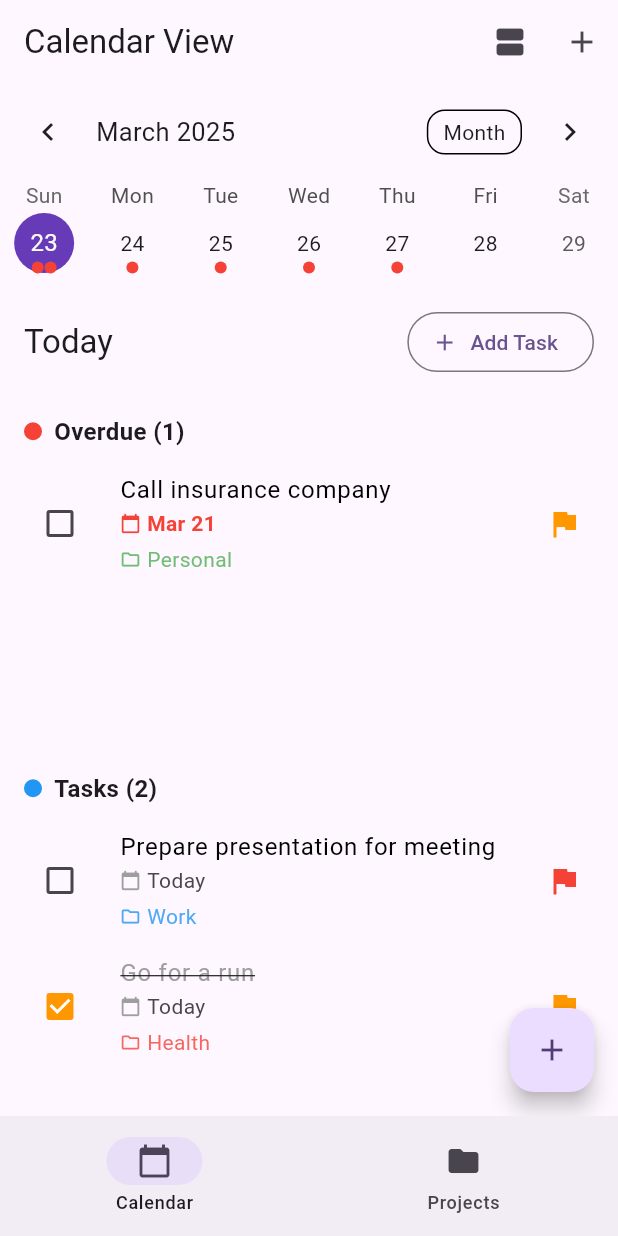
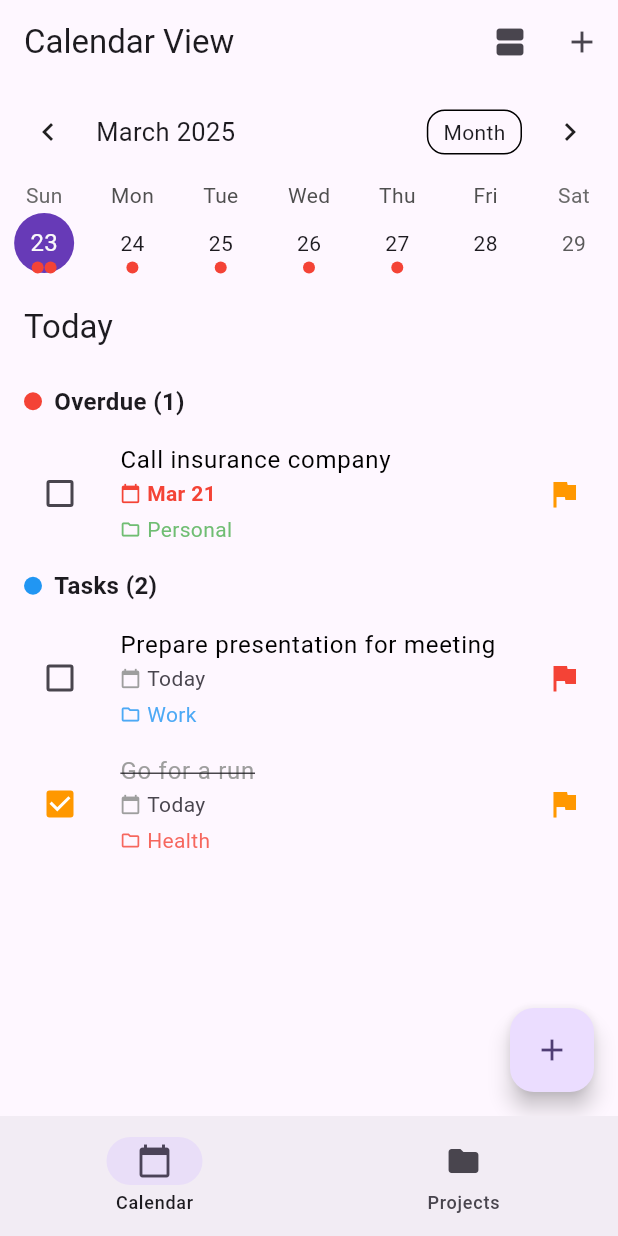
Before and after one commit to MOVING2014/GTD4, a Flutter app: the screen it shows after launch, on a phone screen of 412 x 824 dp. Run offline on Flutter 3.47's test engine with Material 3 defaults, Android fonts, the phone set to English and light mode, and no system bars; drawn by our look-alikes of flutter_slidable, table_calendar.

Commit message:
over due设计完成

```diff
--- a/lib/screens/calendar_screen.dart
+++ b/lib/screens/calendar_screen.dart
@@ -100,37 +100,131 @@ class _CalendarScreenState extends State<CalendarScreen> {
               children: [
                 Padding(
                   padding: const EdgeInsets.all(16.0),
-                  child: Row(
-                    mainAxisAlignment: MainAxisAlignment.spaceBetween,
-                    children: [
-                      Text(
+                  child: Text(
                     AppDateUtils.formatDate(_selectedDay),
                     style: Theme.of(context).textTheme.titleLarge,
                   ),
-                      OutlinedButton.icon(
-                        onPressed: _addTaskForSelectedDay,
-                        icon: const Icon(Icons.add),
-                        label: const Text('Add Task'),
+                ),
+
+                // 使用 Expanded + ListView 让任务列表可滚动
+                Expanded(
+                  child: Consumer<TaskProvider>(
+                    builder: (context, taskProvider, child) {
+                      final overdueTasks = isSameDay(_selectedDay, DateTime.now())
+                          ? taskProvider.overdueTasks
+                          : <Task>[];
+                      final dateTasks = taskProvider.getTasksForDate(_selectedDay);
+
+                      if (overdueTasks.isEmpty && dateTasks.isEmpty) {
+                        // 如果没有任务，显示空状态
+                        return Center(
+                          child: Column(
+                            mainAxisSize: MainAxisSize.min,
+                            children: [
+                              Icon(
+                                Icons.event_note,
+                                size: 64,
+                                color: Colors.grey[300],
+                              ),
+                              const SizedBox(height: 16),
+                              Text(
+                                'No tasks for ${AppDateUtils.formatDate(_selectedDay)}',
+                                style: TextStyle(
+                                  color: Colors.grey[600],
+                                  fontSize: 16,
+                                ),
+                              ),
+                            ],
+                          ),
+                        );
+                      }
+
+                      // 构建任务列表项
+                      final listItems = <Widget>[];
+
+                      // 添加逾期任务
+                      if (overdueTasks.isNotEmpty) {
+                        listItems.add(
+                          Padding(
+                            padding: const EdgeInsets.symmetric(horizontal: 16.0, vertical: 8.0),
+                            child: Row(
+                              children: [
+                                Container(
+                                  width: 12,
+                                  height: 12,
+                                  decoration: const BoxDecoration(
+                                    color: Colors.red,
+                                    shape: BoxShape.circle,
+                                  ),
+                                ),
+                                const SizedBox(width: 8),
+                                Text(
+                                  'Overdue (${overdueTasks.length})',
+                                  style: const TextStyle(
+                                    fontWeight: FontWeight.bold,
+                                    fontSize: 16,
+                                  ),
                                 ),
                               ],
                             ),
                           ),
+                        );
 
-                // 逾期任务（如果查看当天）
-                if (isSameDay(_selectedDay, DateTime.now()))
-                  _buildTaskSection(
-                    context,
-                    'Overdue',
-                    Colors.red,
-                    (provider) => provider.overdueTasks,
+                        // 添加逾期任务项
+                        for (final task in overdueTasks) {
+                          listItems.add(
+                            TaskListItem(
+                              task: task,
+                              onTaskChange: () => setState(() {}),
                             ),
+                          );
+                        }
+                      }
 
-                // 选中日期的任务
-                _buildTaskSection(
-                  context,
-                  'Tasks',
-                  Colors.blue,
-                  (provider) => provider.getTasksForDate(_selectedDay),
+                      // 添加当日任务
+                      if (dateTasks.isNotEmpty) {
+                        listItems.add(
+                          Padding(
+                            padding: const EdgeInsets.symmetric(horizontal: 16.0, vertical: 8.0),
+                            child: Row(
+                              children: [
+                                Container(
+                                  width: 12,
+                                  height: 12,
+                                  decoration: const BoxDecoration(
+                                    color: Colors.blue,
+                                    shape: BoxShape.circle,
+                                  ),
+                                ),
+                                const SizedBox(width: 8),
+                                Text(
+                                  'Tasks (${dateTasks.length})',
+                                  style: const TextStyle(
+                                    fontWeight: FontWeight.bold,
+                                    fontSize: 16,
+                                  ),
+                                ),
+                              ],
+                            ),
+                          ),
+                        );
+
+                        // 添加当日任务项
+                        for (final task in dateTasks) {
+                          listItems.add(
+                            TaskListItem(
+                              task: task,
+                              onTaskChange: () => setState(() {}),
+                            ),
+                          );
+                        }
+                      }
+
+                      return ListView(
+                        children: listItems,
+                      );
+                    },
+                  ),
                 ),
               ],
             ),
@@ -175,94 +269,4 @@ class _CalendarScreenState extends State<CalendarScreen> {
       setState(() {});
     }
   }
-
-  Widget _buildTaskSection(
-    BuildContext context,
-    String title,
-    Color color,
-    List<Task> Function(TaskProvider) tasksSelector,
-  ) {
-    return Consumer<TaskProvider>(
-      builder: (context, taskProvider, child) {
-        final tasks = tasksSelector(taskProvider);
-
-        if (tasks.isEmpty) {
-          return Expanded(
-            child: Center(
-              child: Column(
-                mainAxisSize: MainAxisSize.min,
-                children: [
-                  Icon(
-                    Icons.event_note,
-                    size: 64,
-                    color: Colors.grey[300],
-                  ),
-                  const SizedBox(height: 16),
-                  Text(
-                    'No tasks for $title',
-                    style: TextStyle(
-                      color: Colors.grey[600],
-                      fontSize: 16,
-                    ),
-                  ),
-                  const SizedBox(height: 16),
-                  if (title != 'Overdue')
-                    ElevatedButton.icon(
-                      onPressed: _addTaskForSelectedDay,
-                      icon: const Icon(Icons.add),
-                      label: const Text('Add Task'),
-                    ),
-                ],
-              ),
-            ),
-          );
 }
-
-        return Expanded(
-          child: Column(
-            crossAxisAlignment: CrossAxisAlignment.start,
-            children: [
-              Padding(
-                padding: const EdgeInsets.symmetric(horizontal: 16.0, vertical: 8.0),
-                child: Row(
-                  children: [
-                    Container(
-                      width: 12,
-                      height: 12,
-                      decoration: BoxDecoration(
-                        color: color,
-                        shape: BoxShape.circle,
-                      ),
-                    ),
-                    const SizedBox(width: 8),
-                    Text(
-                      '$title (${tasks.length})',
-                      style: const TextStyle(
-                        fontWeight: FontWeight.bold,
-                        fontSize: 16,
-                      ),
-                    ),
-                  ],
-                ),
-              ),
-              Expanded(
-                child: ListView.builder(
-                  itemCount: tasks.length,
-                  itemBuilder: (context, index) {
-                    return TaskListItem(
-                      task: tasks[index],
-                      onTaskChange: () {
-                        // 任务状态变化后刷新页面
-                        setState(() {});
-                      }
-                    );
-                  },
-                ),
-              ),
-            ],
-          ),
-        );
-      },
-    );
-  }
-}
```
Lines whose indentation alone changed are shown as unchanged.
